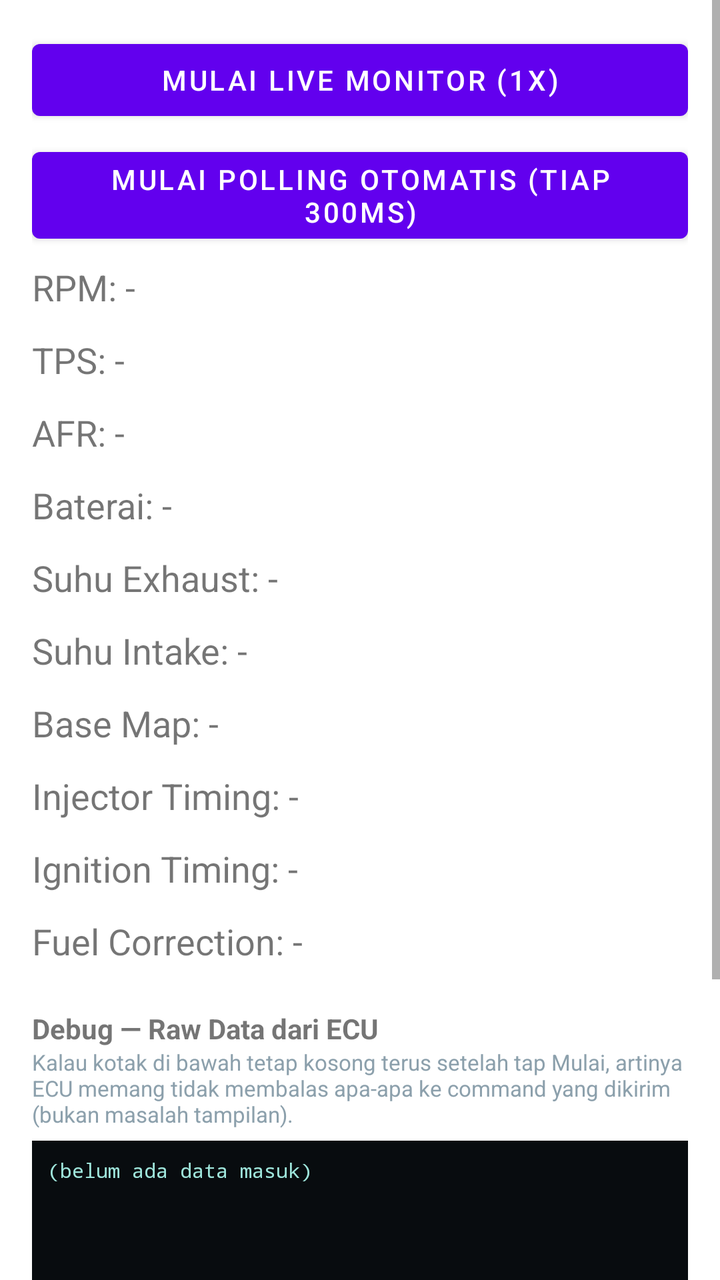
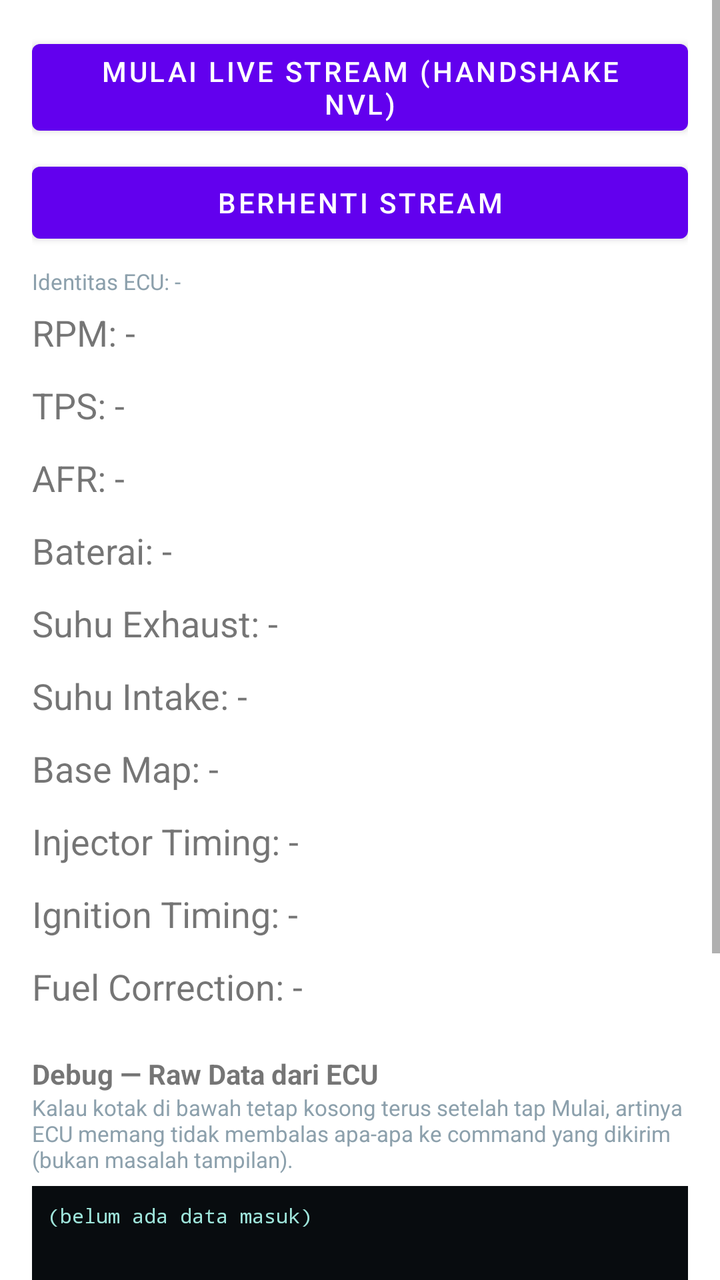

The first picture is an Android layout as it rendered before a commit; the second is the same layout after the commit. The layout source and the unified diff follow.
<!-- AndroidManifest.xml: application theme Theme.SimpleJukenTuner -->
<!-- res/layout/fragment_dashboard.xml -->
<?xml version="1.0" encoding="utf-8"?>
<ScrollView xmlns:android="http://schemas.android.com/apk/res/android"
    android:layout_width="match_parent"
    android:layout_height="match_parent">

<LinearLayout
    android:orientation="vertical"
    android:layout_width="match_parent"
    android:layout_height="wrap_content"
    android:padding="16dp">

    <Button
        android:id="@+id/startLiveButton"
        android:layout_width="match_parent"
        android:layout_height="wrap_content"
        android:text="Mulai Live Monitor (1x)" />

    <Button
        android:id="@+id/pollLiveButton"
        android:layout_width="match_parent"
        android:layout_height="wrap_content"
        android:layout_marginTop="6dp"
        android:text="Mulai Polling Otomatis (tiap 300ms)" />

    <TextView android:id="@+id/rpmValue" style="@style/DashValue" android:text="RPM: -" />
    <TextView android:id="@+id/tpsValue" style="@style/DashValue" android:text="TPS: -" />
    <TextView android:id="@+id/afrValue" style="@style/DashValue" android:text="AFR: -" />
    <TextView android:id="@+id/batValue" style="@style/DashValue" android:text="Baterai: -" />
    <TextView android:id="@+id/eotValue" style="@style/DashValue" android:text="Suhu Exhaust: -" />
    <TextView android:id="@+id/iatValue" style="@style/DashValue" android:text="Suhu Intake: -" />
    <TextView android:id="@+id/baseValue" style="@style/DashValue" android:text="Base Map: -" />
    <TextView android:id="@+id/injValue" style="@style/DashValue" android:text="Injector Timing: -" />
    <TextView android:id="@+id/ignValue" style="@style/DashValue" android:text="Ignition Timing: -" />
    <TextView android:id="@+id/fcorrValue" style="@style/DashValue" android:text="Fuel Correction: -" />

    <TextView
        android:layout_width="match_parent"
        android:layout_height="wrap_content"
        android:layout_marginTop="16dp"
        android:text="Debug — Raw Data dari ECU"
        android:textStyle="bold" />
    <TextView
        android:layout_width="match_parent"
        android:layout_height="wrap_content"
        android:textSize="11sp"
        android:textColor="#8CA0AC"
        android:paddingBottom="6dp"
        android:text="Kalau kotak di bawah tetap kosong terus setelah tap Mulai, artinya ECU memang tidak membalas apa-apa ke command yang dikirim (bukan masalah tampilan)." />

    <ScrollView
        android:layout_width="match_parent"
        android:layout_height="180dp"
        android:background="#080C0F">
        <TextView
            android:id="@+id/rawLogText"
            android:layout_width="match_parent"
            android:layout_height="wrap_content"
            android:fontFamily="monospace"
            android:textSize="10sp"
            android:textColor="#9FE6DC"
            android:padding="8dp"
            android:text="(belum ada data masuk)" />
    </ScrollView>

    <LinearLayout
        android:layout_width="match_parent"
        android:layout_height="wrap_content"
        android:orientation="horizontal"
        android:layout_marginTop="8dp">

        <EditText
            android:id="@+id/rawCommandInput"
            android:layout_width="0dp"
            android:layout_height="wrap_content"
            android:layout_weight="1"
            android:hint="Ketik command manual, mis. 1609" />

        <Button
            android:id="@+id/sendRawButton"
            android:layout_width="wrap_content"
            android:layout_height="wrap_content"
            android:text="Kirim" />
    </LinearLayout>

</LinearLayout>
</ScrollView>
<!-- resources referenced by this layout -->
<resources>
  <style name="DashValue">
          <item name="android:layout_width">match_parent</item>
          <item name="android:layout_height">wrap_content</item>
          <item name="android:textSize">18sp</item>
          <item name="android:paddingTop">6dp</item>
          <item name="android:paddingBottom">6dp</item>
      </style>
  <style name="Theme.SimpleJukenTuner" parent="Theme.MaterialComponents.DayNight.NoActionBar" />
</resources>

<!-- the commit's change to res/layout/fragment_dashboard.xml (unified diff, before → after) -->
@@ -13,14 +13,23 @@
         android:id="@+id/startLiveButton"
         android:layout_width="match_parent"
         android:layout_height="wrap_content"
-        android:text="Mulai Live Monitor (1x)" />
+        android:text="Mulai Live Stream (handshake NVL)" />
 
     <Button
         android:id="@+id/pollLiveButton"
         android:layout_width="match_parent"
         android:layout_height="wrap_content"
         android:layout_marginTop="6dp"
-        android:text="Mulai Polling Otomatis (tiap 300ms)" />
+        android:text="Berhenti Stream" />
+
+    <TextView
+        android:id="@+id/identityText"
+        android:layout_width="match_parent"
+        android:layout_height="wrap_content"
+        android:layout_marginTop="8dp"
+        android:textSize="11sp"
+        android:textColor="#8CA0AC"
+        android:text="Identitas ECU: -" />
 
     <TextView android:id="@+id/rpmValue" style="@style/DashValue" android:text="RPM: -" />
     <TextView android:id="@+id/tpsValue" style="@style/DashValue" android:text="TPS: -" />
